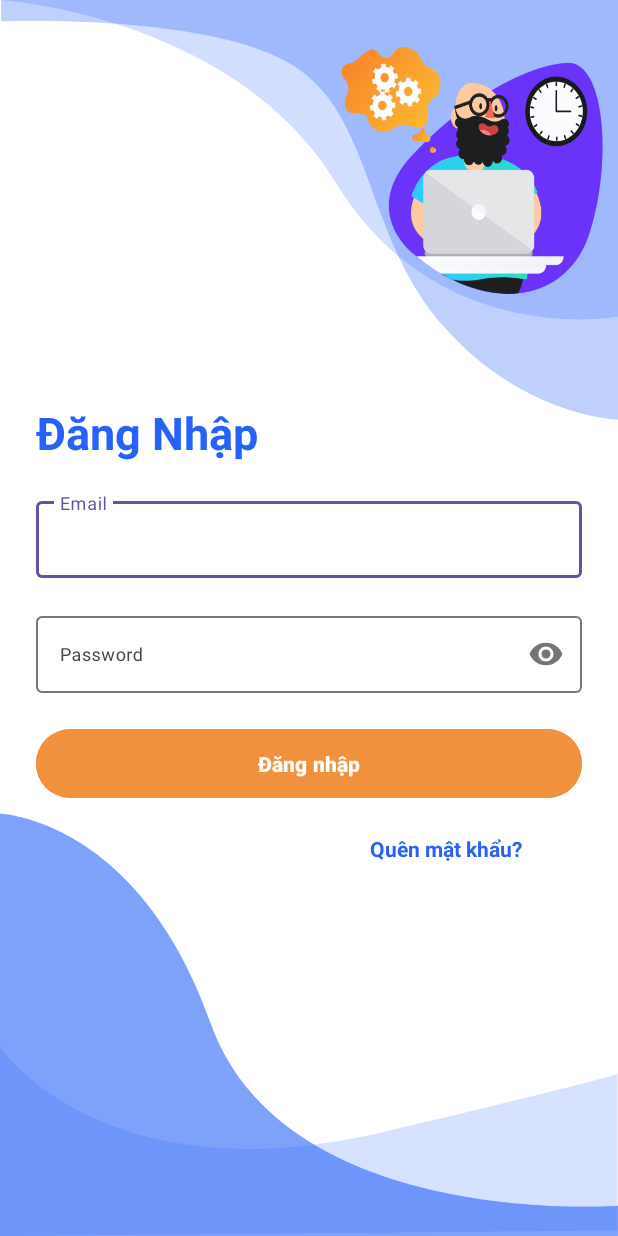
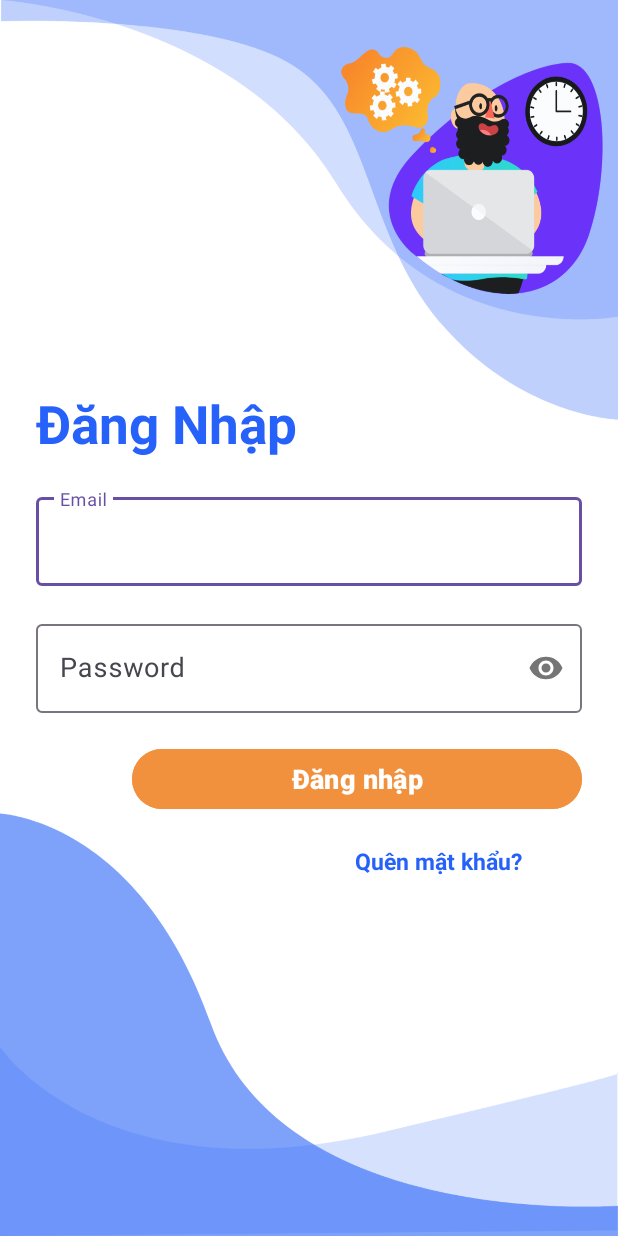
Before and after one commit to QuangVip2441/Test_MKU_App, an Android app: the screen it shows after launch (LoginActivity), on a phone screen of 412 x 824 dp. Run offline under Robolectric (Android 15) with nearby library versions, the phone set to English and light mode, and no system bars; our stand-ins replace Firebase (no records; nobody signed in at launch, a user with empty details on screens opened directly); Roboto replaces fonts that are not available here.

Commit message:
update login activity

```diff
--- a/app/src/main/res/layout/activity_login.xml
+++ b/app/src/main/res/layout/activity_login.xml
@@ -56,20 +56,16 @@
         <Button
             android:id="@+id/btnLogin"
             android:layout_gravity="right"
-            android:layout_width="match_parent"
+            android:layout_width="300dp"
             android:layout_height="wrap_content"
             android:backgroundTint="@color/colorOrange"
-            android:width="200dp"
-            android:height="54dp"
-            android:angle="45"
             android:centerX="35%"
-            android:startColor="#FC8822"
-            android:endColor="#FFB129"
             android:type="linear"
             android:layout_marginTop="20dp"
             android:radius="27dp"
             android:textColor="@color/whiteTextColor"
             android:textStyle="bold"
+            android:textSize="18sp"
             android:text="Đăng nhập"
             />
 
@@ -81,6 +77,7 @@
             android:textAlignment="textEnd"
             android:textColor="@color/primaryTextColor"
             android:textStyle="bold"
+            android:textSize="15sp"
             android:layout_marginRight="40dp"
             android:gravity="end"/>
     </LinearLayout>
--- a/app/src/main/res/values/dimens.xml
+++ b/app/src/main/res/values/dimens.xml
@@ -1,7 +1,7 @@
 <?xml version="1.0" encoding="utf-8"?>
 <resources>
-    <dimen name="headerTextSize">30sp</dimen>
-    <dimen name="newsMoreTextSize">12sp</dimen>
+    <dimen name="headerTextSize">35sp</dimen>
+    <dimen name="newsMoreTextSize">18sp</dimen>
     <dimen name="loginCardRadius">20dp</dimen>
     <dimen name="loginViewsMargin">20dp</dimen>
     <dimen name="signup_text_margin_top">10dp</dimen>
```
Also changed, not shown: app/src/main/res/drawable/ic_bg_4.png (added), app/src/main/res/drawable/ic_bg_5.png (added).
